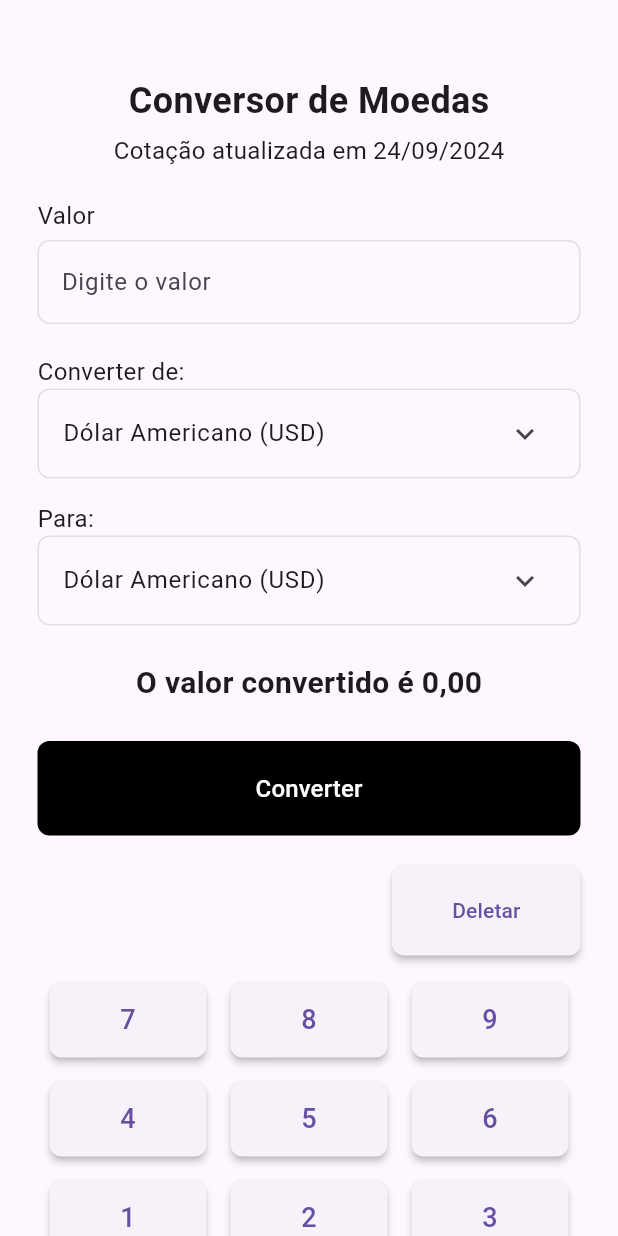
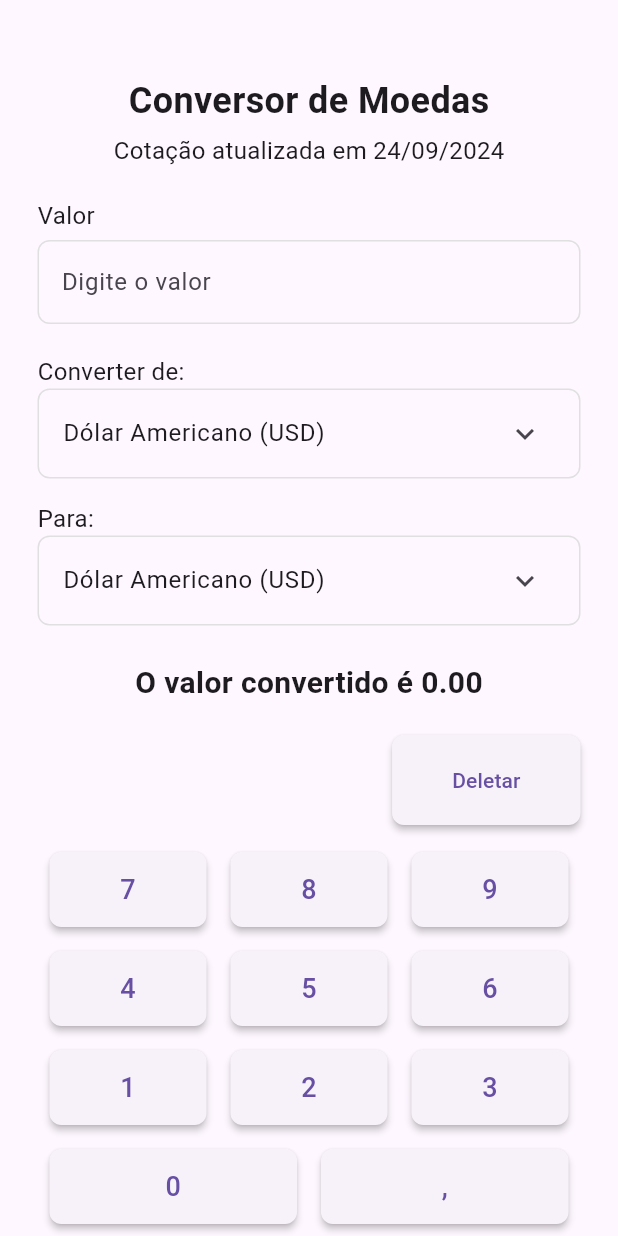
Before and after one commit to AndreFoggiatto/flutter_calculator, a Flutter app: the screen it shows after launch, on a phone screen of 412 x 824 dp. Run offline on Flutter 3.47's test engine with Material 3 defaults, Android fonts, the phone set to English and light mode, and no system bars.

Commit message:
Conversao funcionando

```diff
--- a/lib/main.dart
+++ b/lib/main.dart
@@ -1,61 +1,129 @@
 import 'package:flutter/material.dart';
 
-void main() => runApp(MyApp());
+void main() => runApp(const MyApp());
 
 class MyApp extends StatelessWidget {
+  const MyApp({super.key});
+
   @override
   Widget build(BuildContext context) {
-    return MaterialApp(
+    return const MaterialApp(
       debugShowCheckedModeBanner: false,
       home: Calculator(),
     );
   }
 }
 
+enum Exchange{
+  Real,
+  Euro,
+  Dollar
+}
+
+
 class Calculator extends StatefulWidget {
+
+  const Calculator({super.key});
+
   @override
   _CalculatorState createState() => _CalculatorState();
 }
 
 class _CalculatorState extends State<Calculator> {
-  String _selectedOption = 'Dólar Americano (USD)';
-  String _selectedOption2 = 'Dólar Americano (USD)';
-  TextEditingController _valueController = TextEditingController();
+  Exchange exchangeName = Exchange.Dollar;
+  Exchange exchangeName2 = Exchange.Dollar;
+  double value1 = 0;
+  double value2 = 0;
+
+  final TextEditingController _valueController = TextEditingController();
+
+  String _getExchangeName(Exchange exchange) {
+    switch (exchange) {
+      case Exchange.Dollar:
+        return 'Dólar Americano (USD)';
+      case Exchange.Euro:
+        return 'Euro (EUR)';
+      case Exchange.Real:
+        return 'Real (BRL)';
+      default:
+        return '';
+    }
+  }
+
+  double _convertExchange(Exchange exchange1, Exchange exchange2) {
+    switch (exchange1) {
+      case Exchange.Real:
+        switch (exchange2) {
+          case Exchange.Real:
+            return value1;
+          case Exchange.Euro:
+            return value1 * 0.16;
+          case Exchange.Dollar:
+            return value1 * 0.18;
+        }
+      case Exchange.Dollar:
+        switch (exchange2) {
+          case Exchange.Real:
+            return value1 * 5.45;
+          case Exchange.Euro:
+            return value1 * 0.89;
+          case Exchange.Dollar:
+            return value1;
+        }
+      case Exchange.Euro:
+        switch (exchange2) {
+          case Exchange.Real:
+            return value1 * 6.1;
+          case Exchange.Euro:
+            return value1;
+          case Exchange.Dollar:
+            return value1 * 1.12;
+        }
+      default:
+        return 0;
+    }
+  }
+
 
   @override
   Widget build(BuildContext context) {
     return Scaffold(
       body: SingleChildScrollView(
         child: Padding(
-          padding: EdgeInsets.symmetric(horizontal: 25),
+          padding: const EdgeInsets.symmetric(horizontal: 25),
           child: Center(
             child: Container(
-              constraints: BoxConstraints(
+              constraints: const BoxConstraints(
                 maxWidth: 768,
               ),
               child: Column(
                 crossAxisAlignment: CrossAxisAlignment.center,
                 children: [
-                  SizedBox(height: 50),
-                  Text(
+                  const SizedBox(height: 50),
+                  const Text(
                     'Conversor de Moedas',
                     style: TextStyle(fontSize: 24, fontWeight: FontWeight.bold),
                   ),
-                  SizedBox(height: 5),
-                  Text(
+                  const SizedBox(height: 5),
+                  const Text(
                     'Cotação atualizada em 24/09/2024',
                     style: TextStyle(fontSize: 16),
                   ),
-                  SizedBox(height: 20),
+                  const SizedBox(height: 20),
                   Column(
                     crossAxisAlignment: CrossAxisAlignment.start,
                     children: [
-                      Text(
+                      const Text(
                         'Valor',
                         style: TextStyle(fontSize: 16),
                       ),
-                      SizedBox(height: 5),
+                      const SizedBox(height: 5),
                       TextField(
+                        onChanged: (value) {
+                          setState(() {
+                            value1 = double.parse(value);
+                          });
+                        },
                         controller: _valueController,
                         decoration: InputDecoration(
                           hintText: 'Digite o valor',
@@ -69,50 +137,30 @@ class _CalculatorState extends State<Calculator> {
                           ),
                         ),
                       ),
-                      SizedBox(height: 20),
-                      Text(
+                      const SizedBox(height: 20),
+                      const Text(
                         'Converter de:',
                         style: TextStyle(fontSize: 16),
                       ),
                       _buildExpansionList(),
-                      SizedBox(height: 15),
-                      Text(
+                      const SizedBox(height: 15),
+                      const Text(
                         'Para:',
                         style: TextStyle(fontSize: 16),
                       ),
                       _buildExpansionList2(),
-                      SizedBox(height: 24),
-                      Center(
+                      const SizedBox(height: 24),
+                       Center(
                         child: Text(
-                          'O valor convertido é 0,00',
+                          'O valor convertido é ${_convertExchange(exchangeName, exchangeName2).toStringAsFixed(2)}',
                           style: TextStyle(
                             fontSize: 20,
                             fontWeight: FontWeight.bold,
                           ),
                         ),
                       ),
-                      SizedBox(height: 24),
-                      Container(
-                        width: double.infinity,
-                        child: TextButton(
-                          onPressed: () {},
-                          style: TextButton.styleFrom(
-                            backgroundColor: Colors.black,
-                            padding: EdgeInsets.symmetric(vertical: 20.0, horizontal: 20.0),
-                            shape: RoundedRectangleBorder(
-                              borderRadius: BorderRadius.circular(8.0),
-                            ),
-                          ),
-                          child: Text(
-                            'Converter',
-                            style: TextStyle(
-                              color: Colors.white,
-                              fontSize: 16,
-                            ),
-                          ),
-                        ),
-                      ),
-                      SizedBox(height: 20),
+
+                      const SizedBox(height: 20),
                       Row(
                         mainAxisAlignment: MainAxisAlignment.end,
                         children: [
@@ -122,7 +170,7 @@ class _CalculatorState extends State<Calculator> {
                                 borderRadius: BorderRadius.circular(8.0),
                               ),
                               elevation: 2,
-                              padding: EdgeInsets.symmetric(vertical: 20.0, horizontal: 40),
+                              padding: const EdgeInsets.symmetric(vertical: 20.0, horizontal: 40),
                             ),
                             onPressed: () {
                               setState(() {
@@ -132,11 +180,11 @@ class _CalculatorState extends State<Calculator> {
                                 }
                               });
                             },
-                            child: Text('Deletar'),
+                            child: const Text('Deletar'),
                           ),
                         ],
                       ),
-                      SizedBox(height: 10),
+                      const SizedBox(height: 10),
                       buildRow(['7', '8', '9']),
                       buildRow(['4', '5', '6']),
                       buildRow(['1', '2', '3']),
@@ -160,34 +208,34 @@ class _CalculatorState extends State<Calculator> {
       ),
       child: ExpansionTile(
         title: Text(
-          _selectedOption,
-          style: TextStyle(fontSize: 16),
+          _getExchangeName(exchangeName),
+          style: const TextStyle(fontSize: 16),
         ),
         children: <Widget>[
           ListTile(
-            title: Text('Dólar Americano (USD)'),
-            selected: _selectedOption == 'Dólar Americano (USD)',
+            title: const Text('Dólar Americano (USD)'),
+            selected: exchangeName == Exchange.Dollar,
             onTap: () {
               setState(() {
-                _selectedOption = 'Dólar Americano (USD)';
+                exchangeName = Exchange.Dollar;
               });
             },
           ),
           ListTile(
-            title: Text('Euro (EUR)'),
-            selected: _selectedOption == 'Euro (EUR)',
+            title: const Text('Euro (EUR)'),
+            selected: exchangeName == Exchange.Euro,
             onTap: () {
               setState(() {
-                _selectedOption = 'Euro (EUR)';
+                exchangeName = Exchange.Euro;
               });
             },
           ),
           ListTile(
-            title: Text('Real (BRL)'),
-            selected: _selectedOption == 'Real (BRL)',
+            title: const Text('Real (BRL)'),
+            selected: exchangeName == Exchange.Real,
             onTap: () {
               setState(() {
-                _selectedOption = 'Real (BRL)';
+                exchangeName = Exchange.Real;
               });
             },
           ),
@@ -204,34 +252,34 @@ class _CalculatorState extends State<Calculator> {
       ),
       child: ExpansionTile(
         title: Text(
-          _selectedOption2,
-          style: TextStyle(fontSize: 16),
+          _getExchangeName(exchangeName2),
+          style: const TextStyle(fontSize: 16),
         ),
         children: <Widget>[
           ListTile(
-            title: Text('Dólar Americano (USD)'),
-            selected: _selectedOption2 == 'Dólar Americano (USD)',
+            title: const Text('Dólar Americano (USD)'),
+            selected: exchangeName2 == Exchange.Dollar,
             onTap: () {
               setState(() {
-                _selectedOption2 = 'Dólar Americano (USD)';
+                exchangeName2 = Exchange.Dollar;
               });
             },
           ),
           ListTile(
-            title: Text('Euro (EUR)'),
-            selected: _selectedOption2 == 'Euro (EUR)',
+            title: const Text('Euro (EUR)'),
+            selected: exchangeName2 == Exchange.Euro,
             onTap: () {
               setState(() {
-                _selectedOption2 = 'Euro (EUR)';
+                exchangeName2 = Exchange.Euro;
               });
             },
           ),
           ListTile(
-            title: Text('Real (BRL)'),
-            selected: _selectedOption2 == 'Real (BRL)',
+            title: const Text('Real (BRL)'),
+            selected: exchangeName2 == Exchange.Real,
             onTap: () {
               setState(() {
-                _selectedOption2 = 'Real (BRL)';
+                exchangeName2 = Exchange.Real;
               });
             },
           ),
@@ -253,18 +301,18 @@ class _CalculatorState extends State<Calculator> {
                   _valueController.text += label;
                 });
               },
-              child: Padding(
-                padding: const EdgeInsets.symmetric(vertical: 12.0),
-                child: Text(
-                  label,
-                  style: TextStyle(fontSize: 18),
-                ),
-              ),
               style: ElevatedButton.styleFrom(
                 shape: RoundedRectangleBorder(
                   borderRadius: BorderRadius.circular(8.0),
                 ),
                 elevation: 2,
+              ),
+              child: Padding(
+                padding: const EdgeInsets.symmetric(vertical: 12.0),
+                child: Text(
+                  label,
+                  style: const TextStyle(fontSize: 18),
+                ),
               ),
             ),
           ),
```
